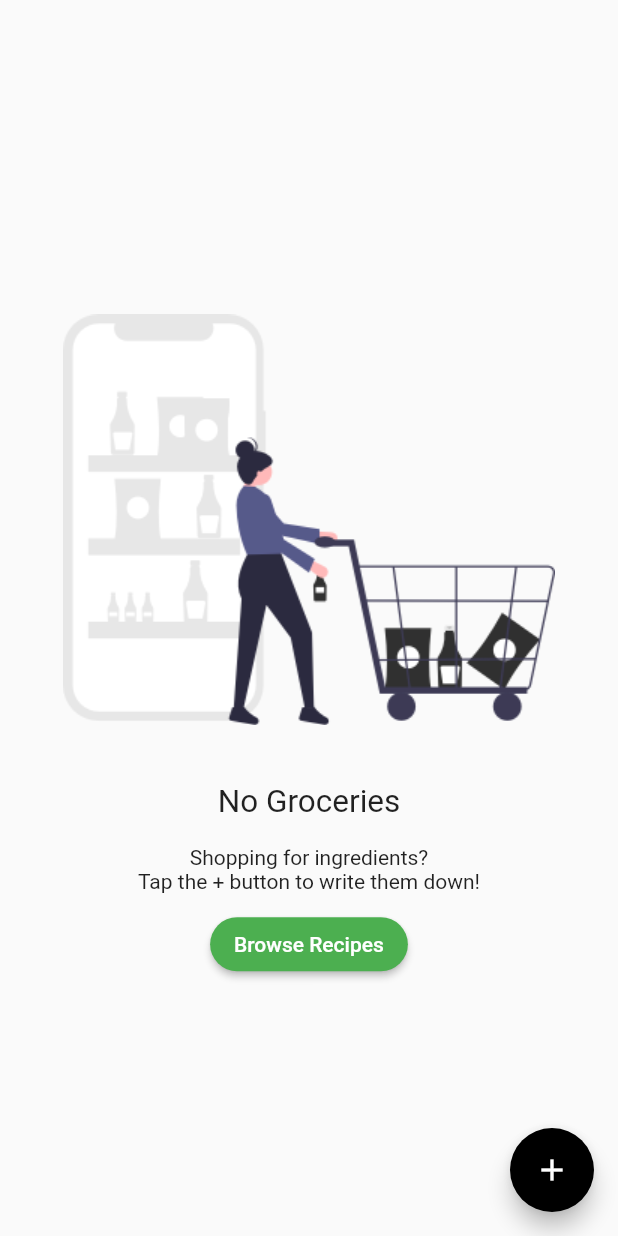
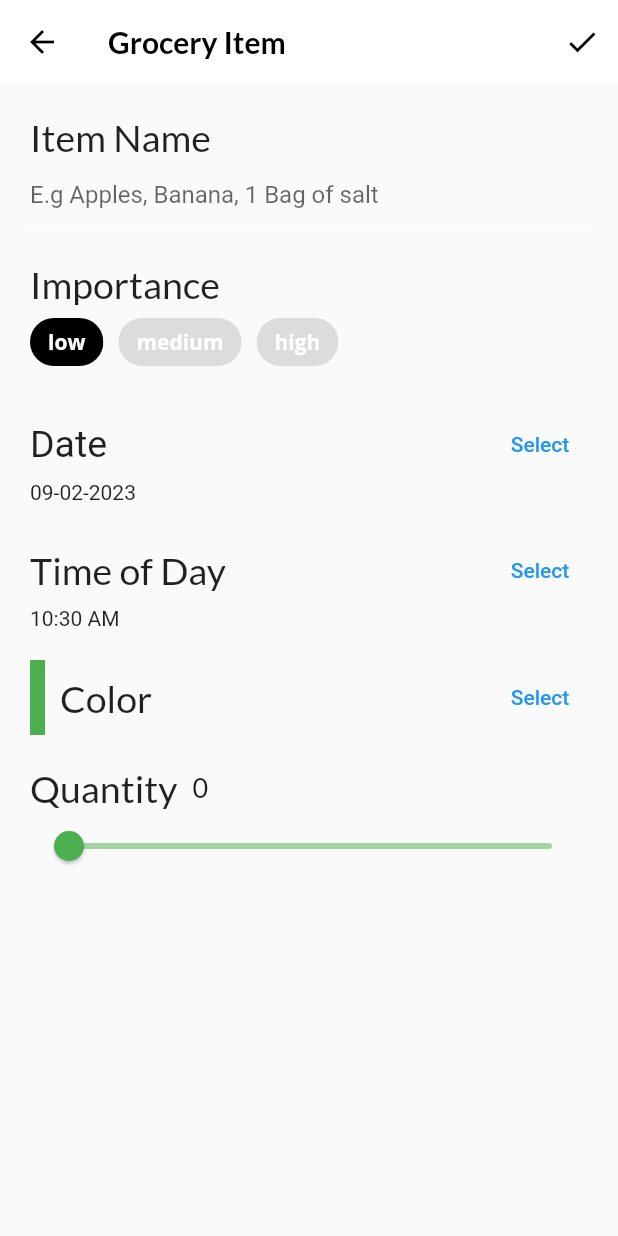
Before and after one commit to Peter-Immanuel/dart-journey, a Flutter app: the GroceryScreen screen opened directly, after a tap on the "add" icon, on a phone screen of 412 x 824 dp. Run offline on Flutter 3.47's test engine with Material 2 defaults, Android fonts, the phone set to English and light mode, and no system bars; our stand-ins replace flutter_colorpicker, google_fonts.

Commit message:
Created grocery_item_form

```diff
--- /dev/null
+++ b/chapter_5/lib/screens/grocery_item_screen.dart
@@ -0,0 +1,335 @@
+import 'package:flutter/material.dart';
+import 'package:flutter_colorpicker/flutter_colorpicker.dart';
+import 'package:google_fonts/google_fonts.dart';
+import '../models/models.dart';
+import 'package:intl/intl.dart';
+
+class GroceryItemScreen extends StatefulWidget {
+  final Function(GroceryItem) onCreate;
+  final Function(GroceryItem) onUpdate;
+  final GroceryItem? originalItem;
+  final bool isUpdating;
+
+  const GroceryItemScreen({
+    Key? key,
+    required this.onCreate,
+    required this.onUpdate,
+    this.originalItem,
+  })  : isUpdating = (originalItem != null),
+        super(key: key);
+
+  @override
+  _GroceryItemScreenState createState() => _GroceryItemScreenState();
+}
+
+class _GroceryItemScreenState extends State<GroceryItemScreen> {
+  final _nameController = TextEditingController();
+
+  String _name = '';
+  Importance _importance = Importance.low;
+  DateTime _dueDate = DateTime.now();
+  TimeOfDay _timeOfDay = TimeOfDay.now();
+  Color _currentColor = Colors.green;
+  int _currentSliderValue = 0;
+
+  @override
+  void initState() {
+    final originalItem = widget.originalItem;
+    if (originalItem != null) {
+      _nameController.text = originalItem.name;
+      _name = originalItem.name;
+      _importance = originalItem.importance;
+      _currentSliderValue = originalItem.quantity;
+      _currentColor = originalItem.color;
+
+      final date = originalItem.date;
+
+      _timeOfDay = TimeOfDay(hour: date.hour, minute: date.minute);
+      _dueDate = date;
+    }
+
+    _nameController.addListener(() {
+      setState(() {
+        _name = _nameController.text;
+      });
+    });
+    super.initState();
+  }
+
+  @override
+  void dispose() {
+    _nameController.dispose();
+    super.dispose();
+  }
+
+  @override
+  Widget build(BuildContext context) {
+    return Scaffold(
+      appBar: AppBar(
+        actions: [
+          IconButton(
+              icon: Icon(Icons.check),
+              onPressed: () {
+                // TODO: Add callback handler
+              }),
+        ],
+        elevation: 0.0,
+        title: Text(
+          "Grocery Item",
+          style: GoogleFonts.lato(fontWeight: FontWeight.w600),
+        ),
+      ),
+      body: Container(
+        padding: const EdgeInsets.all(20.0),
+        child: ListView(
+          children: [
+            buildNameField(),
+            const SizedBox(height: 20.0),
+            buildImportanceField(),
+            const SizedBox(height: 20.0),
+            buildDateField(),
+            const SizedBox(height: 20.0),
+            buildTimeField(context),
+            const SizedBox(height: 20.0),
+            buildColorPicker(context),
+            const SizedBox(height: 20.0),
+            builldQuantityField(),
+            const SizedBox(height: 20.0),
+            // TODO 19: Add Grocery Tile
+          ],
+        ),
+      ),
+    );
+  }
+
+  // buildNameField()
+  Widget buildNameField() {
+    return Column(
+      crossAxisAlignment: CrossAxisAlignment.start,
+      children: [
+        Text(
+          "Item Name ",
+          style: GoogleFonts.lato(fontSize: 25.0),
+        ),
+        TextField(
+          controller: _nameController,
+          cursorColor: _currentColor,
+          decoration: InputDecoration(
+              hintText: "E.g Apples, Banana, 1 Bag of salt",
+              enabledBorder: const UnderlineInputBorder(
+                  borderSide: BorderSide(color: Colors.white)),
+              focusedBorder: UnderlineInputBorder(
+                  borderSide: BorderSide(color: _currentColor)),
+              border: UnderlineInputBorder(
+                  borderSide: BorderSide(color: _currentColor))),
+        )
+      ],
+    );
+  }
+
+  // buildImportanceField();
+  Widget buildImportanceField() {
+    return Column(crossAxisAlignment: CrossAxisAlignment.start, children: [
+      Text(
+        "Importance ",
+        style: GoogleFonts.lato(fontSize: 25.0),
+      ),
+      Wrap(
+        spacing: 10.0,
+        children: [
+          ChoiceChip(
+            label: const Text(
+              "low",
+              style: TextStyle(color: Colors.white),
+            ),
+            selectedColor: Colors.black,
+            selected: _importance == Importance.low,
+            onSelected: (selected) {
+              setState(() => _importance = Importance.low);
+            },
+          ),
+          ChoiceChip(
+            label: const Text(
+              "medium",
+              style: TextStyle(color: Colors.white),
+            ),
+            selectedColor: Colors.black,
+            selected: _importance == Importance.medium,
+            onSelected: (selected) {
+              setState(() => _importance = Importance.medium);
+            },
+          ),
+          ChoiceChip(
+            label: const Text(
+              "high",
+              style: TextStyle(color: Colors.white),
+            ),
+            selected: _importance == Importance.high,
+            selectedColor: Colors.black,
+            onSelected: (selected) {
+              setState(() => _importance = Importance.high);
+            },
+          )
+        ],
+      )
+    ]);
+  }
+
+  // buildDateField();
+  Widget buildDateField() {
+    return Column(
+      crossAxisAlignment: CrossAxisAlignment.start,
+      children: [
+        Row(
+          mainAxisAlignment: MainAxisAlignment.spaceBetween,
+          children: [
+            const Text(
+              "Date",
+              style: TextStyle(fontSize: 25.0),
+            ),
+            TextButton(
+              onPressed: () async {
+                final currentDate = DateTime.now();
+
+                final selectDate = await showDatePicker(
+                  context: context,
+                  initialDate: currentDate,
+                  firstDate: currentDate,
+                  lastDate: DateTime(currentDate.year + 5),
+                );
+
+                setState(() {
+                  if (selectDate != null) {
+                    _dueDate = selectDate;
+                  }
+                });
+              },
+              child: const Text("Select"),
+            ),
+          ],
+        ),
+        Text(DateFormat('dd-MM-yyyy').format(_dueDate)),
+      ],
+    );
+  }
+
+  // buildTimeField();
+  Widget buildTimeField(BuildContext context) {
+    return Column(
+      crossAxisAlignment: CrossAxisAlignment.start,
+      children: [
+        Row(
+          mainAxisAlignment: MainAxisAlignment.spaceBetween,
+          children: [
+            Text(
+              "Time of Day",
+              style: GoogleFonts.lato(fontSize: 25.0),
+            ),
+            TextButton(
+              onPressed: () async {
+                final time = await showTimePicker(
+                  context: context,
+                  initialTime: TimeOfDay.now(),
+                );
+
+                setState(() {
+                  if (time != null) {
+                    _timeOfDay = time;
+                  }
+                });
+              },
+              child: const Text("Select"),
+            )
+          ],
+        ),
+        Text(_timeOfDay.format(context))
+      ],
+    );
+  }
+
+  // buildColorPicker()
+  Widget buildColorPicker(BuildContext context) {
+    return Row(
+      mainAxisAlignment: MainAxisAlignment.spaceBetween,
+      children: [
+        Row(
+          children: [
+            Container(
+              height: 50.0,
+              width: 10.0,
+              color: _currentColor,
+            ),
+            const SizedBox(
+              width: 10,
+            ),
+            Text(
+              "Color",
+              style: GoogleFonts.lato(fontSize: 25.0),
+            )
+          ],
+        ),
+        TextButton(
+          onPressed: () {
+            showDialog(
+              context: context,
+              builder: ((context) {
+                return AlertDialog(
+                  content: BlockPicker(
+                    pickerColor: Colors.white,
+                    onColorChanged: ((color) {
+                      setState(() => _currentColor = color);
+                    }),
+                  ),
+                  actions: [
+                    TextButton(
+                        onPressed: () => Navigator.of(context).pop(),
+                        child: const Text("Save"))
+                  ],
+                );
+              }),
+            );
+          },
+          child: Text("Select"),
+        )
+      ],
+    );
+  }
+
+  // buildQuantityfield();
+  Widget builldQuantityField() {
+    return Column(
+      crossAxisAlignment: CrossAxisAlignment.start,
+      children: [
+        Row(
+          mainAxisAlignment: MainAxisAlignment.start,
+          children: [
+            Text(
+              "Quantity",
+              style: GoogleFonts.lato(fontSize: 25.0),
+            ),
+            const SizedBox(
+              width: 10.0,
+            ),
+            Text(
+              _currentSliderValue.toString(),
+              style: GoogleFonts.lato(fontSize: 18.0),
+            )
+          ],
+        ),
+        Slider(
+            min: 0.0,
+            max: 100.0,
+            divisions: 100,
+            value: _currentSliderValue.toDouble(),
+            inactiveColor: _currentColor.withOpacity(0.5),
+            activeColor: _currentColor,
+            label: _currentSliderValue.toString(),
+            onChanged: (double value) {
+              setState(() {
+                _currentSliderValue = value.toInt();
+              });
+            })
+      ],
+    );
+  }
+}
--- a/chapter_5/lib/screens/grocery_screen.dart
+++ b/chapter_5/lib/screens/grocery_screen.dart
@@ -1,5 +1,5 @@
-import 'package:chapter_5/models/models.dart';
-import 'package:chapter_5/screens/empty_grocery_screen.dart';
+import '../models/models.dart';
+import '../screens/screens.dart';
 import 'package:flutter/material.dart';
 import 'package:provider/provider.dart';
 
@@ -12,7 +12,20 @@ class GroceryScreen extends StatelessWidget {
       floatingActionButton: FloatingActionButton(
         child: const Icon(Icons.add),
         onPressed: () {
-          // TODO: Present Grocery Screen Items
+          final manager = Provider.of<GroceryManager>(context, listen: false);
+
+          Navigator.push(
+            context,
+            MaterialPageRoute(
+              builder: (context) => GroceryItemScreen(
+                  onCreate: (item) {
+                    manager.addItem(item);
+                    print(item);
+                    Navigator.pop(context);
+                  },
+                  onUpdate: (item) {}),
+            ),
+          );
         },
       ),
       body: buildGroceryScreen(),
--- a/chapter_5/lib/screens/screens.dart
+++ b/chapter_5/lib/screens/screens.dart
@@ -1,3 +1,5 @@
+export 'empty_grocery_screen.dart';
 export 'explore_screen.dart';
+export 'grocery_item_screen.dart';
 export 'grocery_screen.dart';
 export 'recipes_screen.dart';
```
